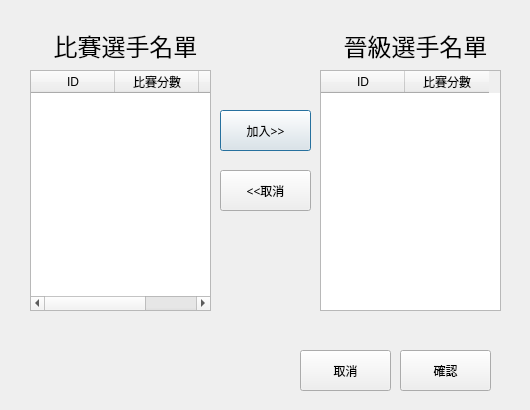
The window that client/src/ui/MatchFinishDialog.ui (RuiChen0101/2019nukl) describes before a commit, drawn with Qt 5.
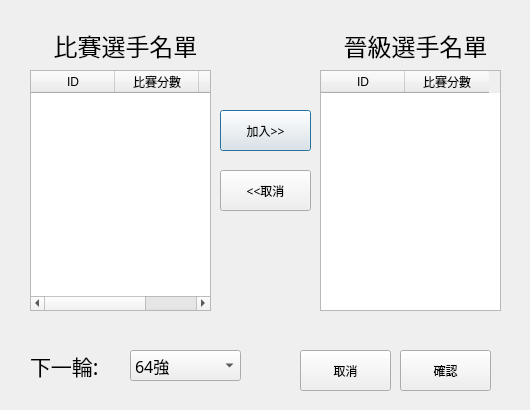
The same window after the commit.

Commit message: auto update player round

Patch:
```diff
--- a/client/src/ui/MatchFinishDialog.ui
+++ b/client/src/ui/MatchFinishDialog.ui
@@ -210,6 +210,72 @@
     <string>取消</string>
    </property>
   </widget>
+  <widget class="QLabel" name="next_round_label">
+   <property name="geometry">
+    <rect>
+     <x>30</x>
+     <y>350</y>
+     <width>91</width>
+     <height>31</height>
+    </rect>
+   </property>
+   <property name="font">
+    <font>
+     <family>微軟正黑體</family>
+     <pointsize>16</pointsize>
+    </font>
+   </property>
+   <property name="text">
+    <string>下一輪:</string>
+   </property>
+  </widget>
+  <widget class="QComboBox" name="next_round">
+   <property name="geometry">
+    <rect>
+     <x>130</x>
+     <y>350</y>
+     <width>111</width>
+     <height>31</height>
+    </rect>
+   </property>
+   <property name="font">
+    <font>
+     <family>微軟正黑體</family>
+     <pointsize>12</pointsize>
+    </font>
+   </property>
+   <property name="currentIndex">
+    <number>0</number>
+   </property>
+   <property name="maxCount">
+    <number>5</number>
+   </property>
+   <item>
+    <property name="text">
+     <string>64強</string>
+    </property>
+   </item>
+   <item>
+    <property name="text">
+     <string>32強</string>
+    </property>
+   </item>
+   <item>
+    <property name="text">
+     <string>16強</string>
+    </property>
+   </item>
+   <item>
+    <property name="text">
+     <string>8強</string>
+    </property>
+   </item>
+   <item>
+    <property name="text">
+     <string>4強</string>
+    </property>
+   </item>
+  </widget>
  </widget>
  <resources/>
  <connections/>
```
The commit also changes 10 other files.
